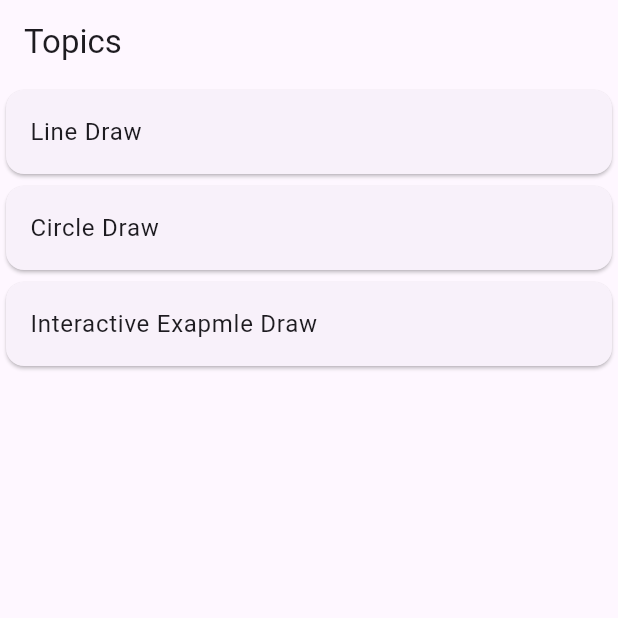
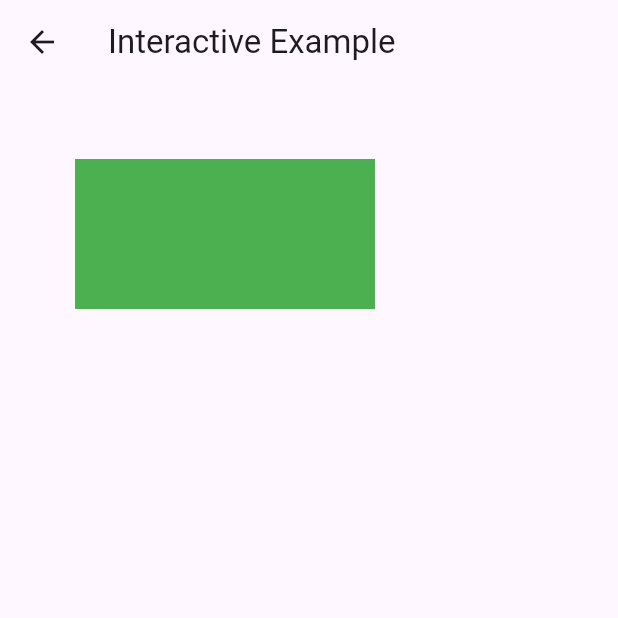
Before and after one commit to abidroid/custom_painter_flutter, a Flutter app: the screen it shows after launch, after a tap on "Interactive Exapmle Draw", on a phone screen of 412 x 824 dp, the top half of it. Run offline on Flutter 3.47's test engine with Material 3 defaults, Android fonts, the light colour scheme and no system bars.

Commit message:
interactive screen in progress

```diff
--- /dev/null
+++ b/lib/screens/interactive_draw_screen.dart
@@ -0,0 +1,44 @@
+import 'package:flutter/material.dart';
+
+class InteractiveDrawScreen extends StatefulWidget {
+  const InteractiveDrawScreen({super.key});
+
+  @override
+  State<InteractiveDrawScreen> createState() => _InteractiveDrawScreenState();
+}
+
+class _InteractiveDrawScreenState extends State<InteractiveDrawScreen> {
+  Color currentColor = Colors.green;
+
+  @override
+  Widget build(BuildContext context) {
+    return Scaffold(
+      appBar: AppBar(
+        title: const Text('Interactive Example'),
+      ),
+      body: CustomPaint(
+        painter: RectanglePainter(color: currentColor),
+      ),
+    );
+  }
+}
+
+class RectanglePainter extends CustomPainter {
+  final Color color;
+
+  RectanglePainter({required this.color});
+
+  @override
+  void paint(Canvas canvas, Size size) {
+    Paint paint = Paint()
+      ..color = color
+      ..strokeWidth = 5;
+
+    canvas.drawRect(const Rect.fromLTWH(50, 50, 200, 100), paint);
+  }
+
+  @override
+  bool shouldRepaint(covariant CustomPainter oldDelegate) {
+    return true;
+  }
+}
--- a/lib/screens/landing_screen.dart
+++ b/lib/screens/landing_screen.dart
@@ -1,3 +1,5 @@
+import 'package:custom_painter_flutter/screens/circle_draw_screen.dart';
+import 'package:custom_painter_flutter/screens/interactive_draw_screen.dart';
 import 'package:custom_painter_flutter/screens/line_draw_screen.dart';
 import 'package:flutter/material.dart';
 
@@ -26,13 +28,23 @@ class LandingScreen extends StatelessWidget {
           Card(
             child: ListTile(
               title: const Text('Circle Draw'),
-              onTap: () {},
+              onTap: () {
+                Navigator.of(context)
+                    .push(MaterialPageRoute(builder: (context) {
+                  return const CircleDrawScreen();
+                }));
+              },
             ),
           ),
           Card(
             child: ListTile(
               title: const Text('Interactive Exapmle Draw'),
-              onTap: () {},
+              onTap: () {
+                Navigator.of(context)
+                    .push(MaterialPageRoute(builder: (context) {
+                  return const InteractiveDrawScreen();
+                }));
+              },
             ),
           ),
         ],
```
Also changed, not shown: lib/screens/circle_draw_screen.dart (added, +36 -0 lines).
